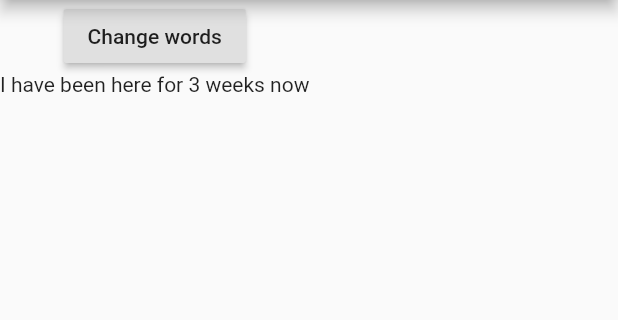
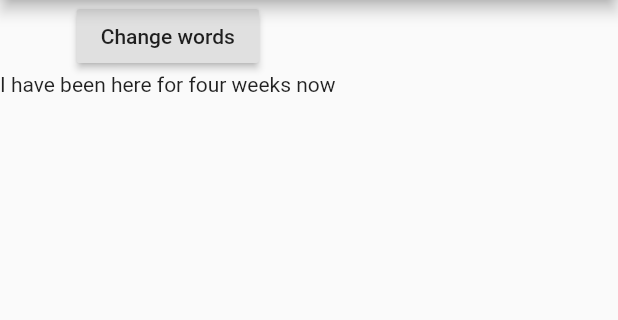
Before and after one commit to tookeowo/gitplayaround, a Flutter app: the screen it shows after launch, after a tap on "Change words", on a phone screen of 412 x 824 dp, the part 84-404 px from its top. Run offline on Flutter 3.47's test engine with Material 2 defaults, Android fonts, the phone set to English and light mode, and no system bars.

Commit message:
four weeks

```diff
--- a/first_app/lib/TextControl.dart
+++ b/first_app/lib/TextControl.dart
@@ -23,7 +23,7 @@ String _words = "I have been here for 1 week now";
               child: RaisedButton(
                 onPressed: () {
                   setState(() {
-                    _words = 'I have been here for 3 weeks now';
+                    _words = 'I have been here for four weeks now';
                   });
                 },
                 child: Text('Change words'),
```
